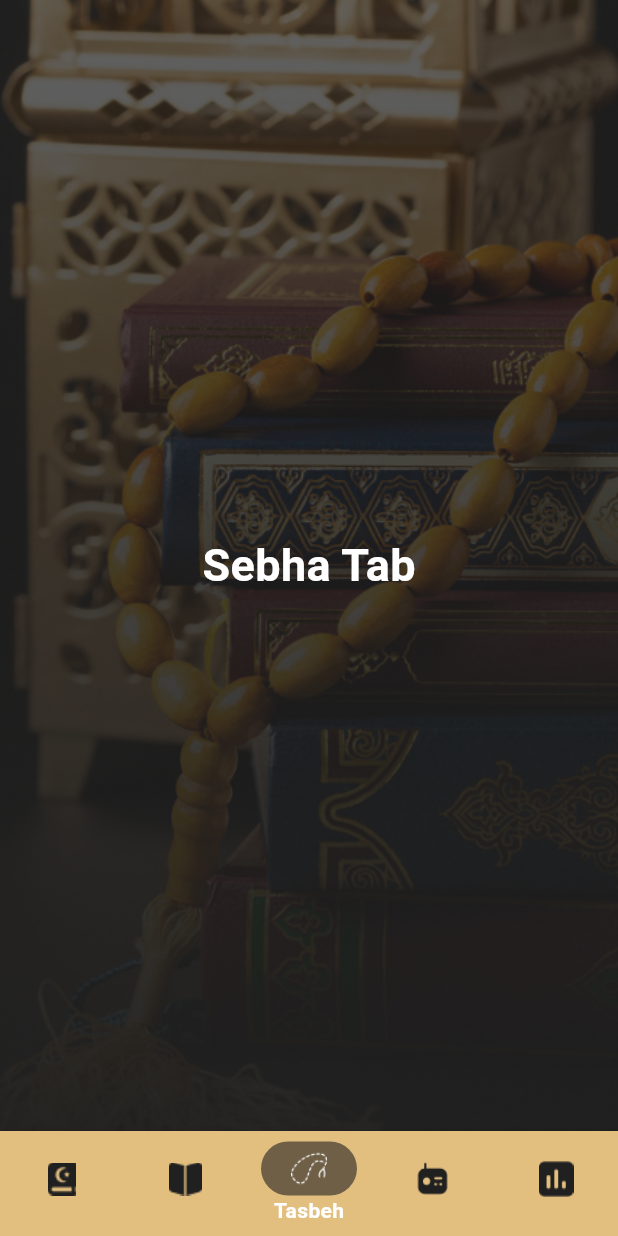
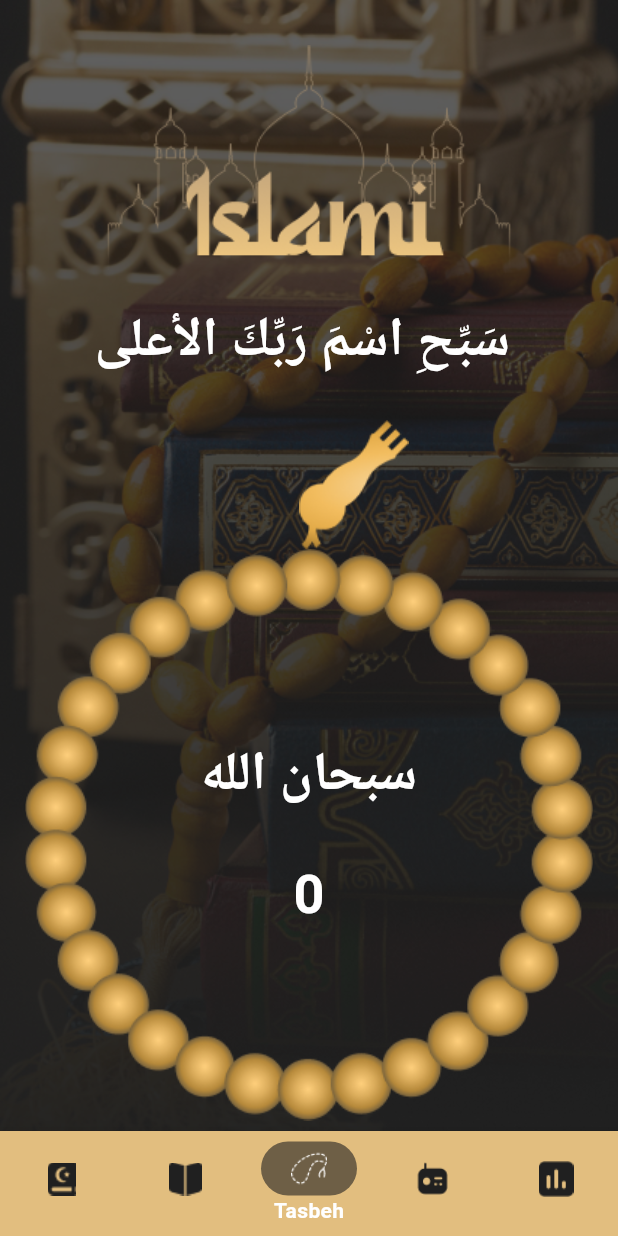
Before and after one commit to AhmedEssam74/islami, a Flutter app: the HomeScreen screen opened by its route, item 3 of the bottom bar chosen, on a phone screen of 412 x 824 dp. Run offline on Flutter 3.47's test engine with Material 3 defaults, Android fonts, the phone set to English and light mode, and no system bars; our stand-ins replace carousel_slider, introduction_screen.

```diff
--- a/lib/home/home_screen.dart
+++ b/lib/home/home_screen.dart
@@ -54,7 +54,7 @@ class _HomeScreenState extends State<HomeScreen> {
   List<Widget> tabs = [
     const QuranTab(),
     AhadithTab(),
-    const SebhaTab(),
+    SebhaTab(),
     const RadioTab(),
     const DatesTab(),
   ];
--- a/lib/home/tabs/ahadeth_tap/ahadith_tab.dart
+++ b/lib/home/tabs/ahadeth_tap/ahadith_tab.dart
@@ -5,7 +5,7 @@ import 'package:islamy/home/tabs/ahadeth_tap/hadeth_details_screen.dart';
 import 'package:islamy/models/hadeth_model.dart';
 
 class AhadithTab extends StatefulWidget {
-  AhadithTab({super.key});
+  const AhadithTab({super.key});
 
   @override
   State<AhadithTab> createState() => _AhadithTabState();
@@ -77,7 +77,7 @@ class _AhadithTabState extends State<AhadithTab> {
                         children: [
                           Container(
                             margin: const EdgeInsets.only(top: 50),
-                            padding: EdgeInsets.symmetric(horizontal: 16),
+                            padding: const EdgeInsets.symmetric(horizontal: 16),
                             child: Text(
                               hadeth.tittle,
                               textAlign: TextAlign.center,
--- a/lib/home/tabs/radio_tab.dart
+++ b/lib/home/tabs/radio_tab.dart
@@ -5,12 +5,12 @@ class RadioTab extends StatelessWidget {
 
   @override
   Widget build(BuildContext context) {
-    return Column(
+    return const Column(
       mainAxisAlignment: MainAxisAlignment.center,
       children: [
         Center(
           child: Text(
-            "Radio Tab",
+            "Dates Tab",
             style: TextStyle(fontSize: 30, fontWeight: FontWeight.w700,color: Colors.white),
           ),
         )
--- a/lib/home/tabs/sebha_tab.dart
+++ b/lib/home/tabs/sebha_tab.dart
@@ -1,17 +1,84 @@
 import 'package:flutter/material.dart';
 
-class SebhaTab extends StatelessWidget {
+class SebhaTab extends StatefulWidget {
   const SebhaTab({super.key});
+
+  @override
+  State<SebhaTab> createState() => _SebhaTabState();
+}
+
+class _SebhaTabState extends State<SebhaTab> {
+  int index = 0;
+  int counter = 0;
+  List<String> tasabeh = ["سبحان الله", "الحمدلله", "الله اكبر"];
+  String label = "";
 
   @override
   Widget build(BuildContext context) {
     return Column(
-      mainAxisAlignment: MainAxisAlignment.center,
       children: [
-        Center(
-          child: Text(
-            "Sebha Tab",
-            style: TextStyle(fontSize: 30, fontWeight: FontWeight.w700,color: Colors.white),
+        Container(
+          padding: const EdgeInsets.only(top: 30),
+          child: Image.asset(
+            "assets/images/header_bg.png",
+            width: double.infinity,
+            height: 170,
+          ),
+        ),
+        Text(
+          "سَبِّحِ اسْمَ رَبِّكَ الأعلى ",
+          style: Theme.of(context).textTheme.bodyLarge,
+        ),
+        Padding(
+          padding: const EdgeInsets.symmetric(vertical: 24, horizontal: 16),
+          child: Column(
+            children: [
+              Container(
+                margin: const EdgeInsets.only(left: 60),
+                child: Image.asset(
+                  "assets/images/tasbeh_header.png",
+                  fit: BoxFit.fill,
+                ),
+              ),
+              GestureDetector(
+                onTap: () {
+                  index++;
+                  if (index == 34) {
+                    counter = counter + 1;
+                    index = 0;
+                    if (counter == 3) {
+                      counter = 0;
+                    }
+                  }
+                  setState(() {});
+                },
+                child: Stack(
+                  alignment: Alignment.center,
+                  children: [
+                    Image.asset(
+                      "assets/images/tasbeh_bg.png",
+                      fit: BoxFit.fill,
+                    ),
+                    Column(
+                      crossAxisAlignment: CrossAxisAlignment.center,
+                      children: [
+                        Text(
+                          "${tasabeh[counter]}",
+                          style: Theme.of(context).textTheme.bodyLarge,
+                        ),
+                        const SizedBox(
+                          height: 24,
+                        ),
+                        Text(
+                          "$index",
+                          style: Theme.of(context).textTheme.bodyLarge,
+                        ),
+                      ],
+                    )
+                  ],
+                ),
+              )
+            ],
           ),
         )
       ],
--- a/lib/my_them.dart
+++ b/lib/my_them.dart
@@ -52,6 +52,10 @@ class MyThem {
         color: Colors.black,
         fontSize: 24,
         fontWeight: FontWeight.w700,
+      ),bodyLarge: TextStyle(
+        color: Colors.white,
+        fontSize: 36,
+        fontWeight: FontWeight.bold,
       ),
     ),
   );
--- a/pubspec.yaml
+++ b/pubspec.yaml
@@ -39,6 +39,8 @@ dependencies:
   flutter_native_splash: ^2.4.3
   introduction_screen: ^3.1.14
   carousel_slider: ^5.0.0
+  animated_rotation: ^2.0.0
+
   #google_fonts: ^3.0.1
 
 dev_dependencies:
```
Also changed, not shown: lib/home/test.dart (added, +51 -0 lines), assets/images/2.0x/tasbeh_bg@2x.png (added), assets/images/2.0x/tasbeh_header@2x.png (added), assets/images/3.0x/tasbeh_bg@3x.png (added), assets/images/3.0x/tasbeh_header@3x.png (added), assets/images/tasbeh_bg.png (added), assets/images/tasbeh_header.png (added), assets/images/test.png (added), pubspec.lock.
